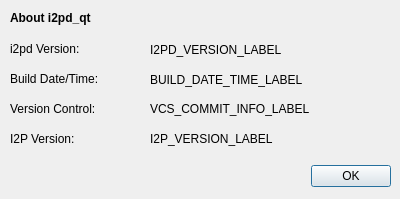
Qt form src/AboutDialog.ui (PurpleI2P/i2pd-qt) before a commit.
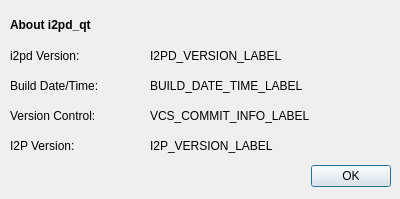
The same form after that commit. Icons and pictures are not drawn.

Commit message: cosmetic design fix: About dialog: fixed #67

```diff
--- a/src/AboutDialog.ui
+++ b/src/AboutDialog.ui
@@ -42,9 +42,15 @@
      <x>10</x>
      <y>10</y>
      <width>381</width>
-     <height>17</height>
+     <height>31</height>
     </rect>
    </property>
+   <property name="sizePolicy">
+    <sizepolicy hsizetype="Preferred" vsizetype="MinimumExpanding">
+     <horstretch>0</horstretch>
+     <verstretch>0</verstretch>
+    </sizepolicy>
+   </property>
    <property name="text">
     <string>&lt;html&gt;&lt;head/&gt;&lt;body&gt;&lt;p&gt;&lt;span style=&quot; font-weight:600;&quot;&gt;About i2pd_qt&lt;/span&gt;&lt;/p&gt;&lt;/body&gt;&lt;/html&gt;</string>
    </property>
@@ -55,9 +61,15 @@
      <x>10</x>
      <y>40</y>
      <width>131</width>
-     <height>17</height>
+     <height>31</height>
     </rect>
    </property>
+   <property name="sizePolicy">
+    <sizepolicy hsizetype="Preferred" vsizetype="MinimumExpanding">
+     <horstretch>0</horstretch>
+     <verstretch>0</verstretch>
+    </sizepolicy>
+   </property>
    <property name="text">
     <string>i2pd Version:</string>
    </property>
@@ -68,9 +80,15 @@
      <x>10</x>
      <y>70</y>
      <width>131</width>
-     <height>17</height>
+     <height>31</height>
     </rect>
    </property>
+   <property name="sizePolicy">
+    <sizepolicy hsizetype="Preferred" vsizetype="MinimumExpanding">
+     <horstretch>0</horstretch>
+     <verstretch>0</verstretch>
+    </sizepolicy>
+   </property>
    <property name="text">
     <string>Build Date/Time:</string>
    </property>
@@ -81,9 +99,15 @@
      <x>150</x>
      <y>40</y>
      <width>241</width>
-     <height>20</height>
+     <height>31</height>
     </rect>
    </property>
+   <property name="sizePolicy">
+    <sizepolicy hsizetype="Preferred" vsizetype="MinimumExpanding">
+     <horstretch>0</horstretch>
+     <verstretch>0</verstretch>
+    </sizepolicy>
+   </property>
    <property name="text">
     <string>I2PD_VERSION_LABEL</string>
    </property>
@@ -94,9 +118,15 @@
      <x>10</x>
      <y>130</y>
      <width>131</width>
-     <height>17</height>
+     <height>31</height>
     </rect>
    </property>
+   <property name="sizePolicy">
+    <sizepolicy hsizetype="Preferred" vsizetype="MinimumExpanding">
+     <horstretch>0</horstretch>
+     <verstretch>0</verstretch>
+    </sizepolicy>
+   </property>
    <property name="text">
     <string>I2P Version:</string>
    </property>
@@ -107,9 +137,15 @@
      <x>150</x>
      <y>130</y>
      <width>241</width>
-     <height>17</height>
+     <height>31</height>
     </rect>
    </property>
+   <property name="sizePolicy">
+    <sizepolicy hsizetype="Preferred" vsizetype="MinimumExpanding">
+     <horstretch>0</horstretch>
+     <verstretch>0</verstretch>
+    </sizepolicy>
+   </property>
    <property name="text">
     <string>I2P_VERSION_LABEL</string>
    </property>
@@ -120,9 +156,15 @@
      <x>150</x>
      <y>70</y>
      <width>241</width>
-     <height>20</height>
+     <height>31</height>
     </rect>
    </property>
+   <property name="sizePolicy">
+    <sizepolicy hsizetype="Preferred" vsizetype="MinimumExpanding">
+     <horstretch>0</horstretch>
+     <verstretch>0</verstretch>
+    </sizepolicy>
+   </property>
    <property name="text">
     <string>BUILD_DATE_TIME_LABEL</string>
    </property>
@@ -133,9 +175,15 @@
      <x>10</x>
      <y>100</y>
      <width>131</width>
-     <height>17</height>
+     <height>31</height>
     </rect>
    </property>
+   <property name="sizePolicy">
+    <sizepolicy hsizetype="Preferred" vsizetype="MinimumExpanding">
+     <horstretch>0</horstretch>
+     <verstretch>0</verstretch>
+    </sizepolicy>
+   </property>
    <property name="text">
     <string>Version Control:</string>
    </property>
@@ -146,9 +194,15 @@
      <x>150</x>
      <y>100</y>
      <width>241</width>
-     <height>17</height>
+     <height>31</height>
     </rect>
    </property>
+   <property name="sizePolicy">
+    <sizepolicy hsizetype="Preferred" vsizetype="MinimumExpanding">
+     <horstretch>0</horstretch>
+     <verstretch>0</verstretch>
+    </sizepolicy>
+   </property>
    <property name="text">
     <string>VCS_COMMIT_INFO_LABEL</string>
    </property>
```
